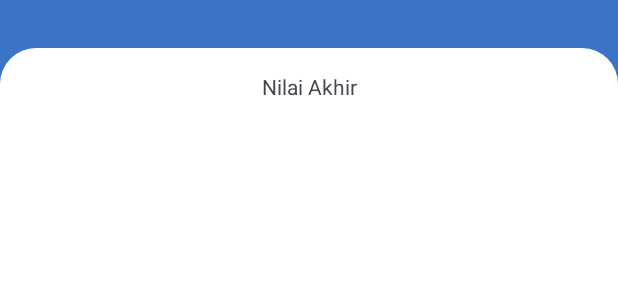
After one commit to amaralfatah/traffic-safety-education-app, an Android app: the layout activity_last_result.xml on its own in the app's theme, with its tools: preview values and no code run, on a phone screen of 412 x 824 dp. The commit adds this screen. Shown: the top 300 px of the screen. Run offline under Robolectric (Android 15) with nearby library versions, the phone set to English and light mode, and no system bars.

Commit message:
tambah activity_last_result.xml

```diff
--- /dev/null
+++ b/app/src/main/res/drawable/bg_rounded_top.xml
@@ -0,0 +1,14 @@
+<?xml version="1.0" encoding="utf-8"?>
+<!-- rounded_bg.xml -->
+<shape xmlns:android="http://schemas.android.com/apk/res/android"
+    android:shape="rectangle">
+    <solid android:color="@color/white" /> <!-- Warna latar belakang -->
+
+
+    <corners
+        android:topLeftRadius="24dp"
+        android:topRightRadius="24dp"
+        android:bottomRightRadius="0dp"
+        android:bottomLeftRadius="0dp"/>
+
+</shape>
--- /dev/null
+++ b/app/src/main/res/layout/activity_last_result.xml
@@ -0,0 +1,28 @@
+<?xml version="1.0" encoding="utf-8"?>
+<androidx.constraintlayout.widget.ConstraintLayout xmlns:android="http://schemas.android.com/apk/res/android"
+    xmlns:app="http://schemas.android.com/apk/res-auto"
+    android:layout_width="match_parent"
+    android:layout_height="match_parent"
+    android:background="@color/main_blue">
+
+    <androidx.constraintlayout.widget.ConstraintLayout
+        android:layout_width="match_parent"
+        android:layout_height="match_parent"
+        android:layout_marginTop="32dp"
+        android:padding="16dp"
+        android:background="@drawable/bg_rounded_top"
+        app:layout_constraintBottom_toBottomOf="parent"
+        app:layout_constraintEnd_toEndOf="parent"
+        app:layout_constraintStart_toStartOf="parent"
+        app:layout_constraintTop_toTopOf="parent">
+
+        <TextView
+            android:layout_width="wrap_content"
+            android:layout_height="wrap_content"
+            android:text="Nilai Akhir"
+            app:layout_constraintEnd_toEndOf="parent"
+            app:layout_constraintStart_toStartOf="parent"
+            app:layout_constraintTop_toTopOf="parent" />
+    </androidx.constraintlayout.widget.ConstraintLayout>
+
+</androidx.constraintlayout.widget.ConstraintLayout>
--- a/app/src/main/res/layout/activity_splash.xml
+++ b/app/src/main/res/layout/activity_splash.xml
@@ -41,7 +41,7 @@
         <TextView
             android:id="@+id/dishubEduLabel"
             android:layout_width="wrap_content"
-            android:layout_height="14dp"
+            android:layout_height="wrap_content"
             app:layout_constraintStart_toStartOf="parent"
             app:layout_constraintEnd_toEndOf="parent"
             app:layout_constraintTop_toBottomOf="@id/dishubLabel"
```
Also changed, not shown: app/src/main/AndroidManifest.xml (+0 -9 lines), app/src/main/res/layout/activity_first_video.xml (+25 -4 lines), app/src/main/res/layout/activity_second_video.xml (+5 -5 lines), app/src/main/res/layout/custom_view_layout.xml (+11 -6 lines), app/src/main/res/layout/item_data.xml (+9 -4 lines), app/src/main/res/raw/anim_bg_result.json (added, +1 -0 lines), app/src/main/res/values/strings.xml (+4 -4 lines).
